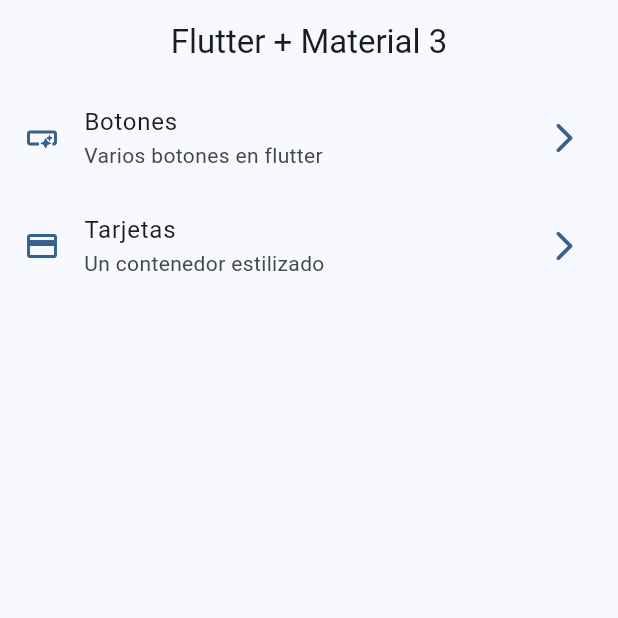
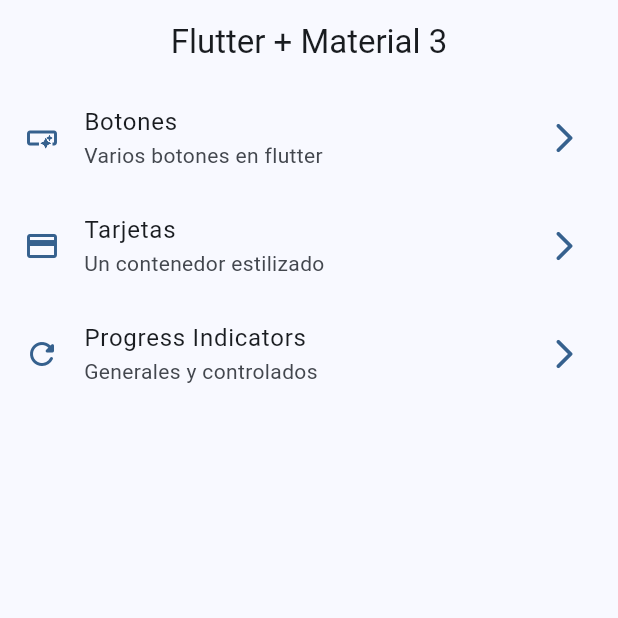
Before and after one commit to vogelFritz/widgets_app, a Flutter app: the screen it shows after launch, on a phone screen of 412 x 824 dp, the top half of it. Run offline on Flutter 3.47's test engine with Material 3 defaults, Android fonts, the phone set to English and light mode, and no system bars; our stand-ins replace go_router.

Commit message:
progress indicators finished

```diff
--- a/lib/config/menu/menu_items.dart
+++ b/lib/config/menu/menu_items.dart
@@ -24,5 +24,10 @@ const appMenuItems = <MenuItems>[
       title: 'Tarjetas',
       subTitle: 'Un contenedor estilizado',
       link: '/cards',
-      icon: Icons.credit_card)
+      icon: Icons.credit_card),
+  MenuItems(
+      title: 'Progress Indicators',
+      subTitle: 'Generales y controlados',
+      link: '/progress',
+      icon: Icons.refresh_rounded)
 ];
--- a/lib/config/router/app_router.dart
+++ b/lib/config/router/app_router.dart
@@ -19,5 +19,10 @@ final appRouter = GoRouter(
       path: '/cards',
       builder: (context, state) => const CardsScreen(),
     ),
+    GoRoute(
+      name: ProgressScreen.name,
+      path: '/progress',
+      builder: (context, state) => const ProgressScreen(),
+    )
   ],
 );
```
Also changed, not shown: lib/presentation/screens/progress/progress_screen.dart (+59 -1 lines).
